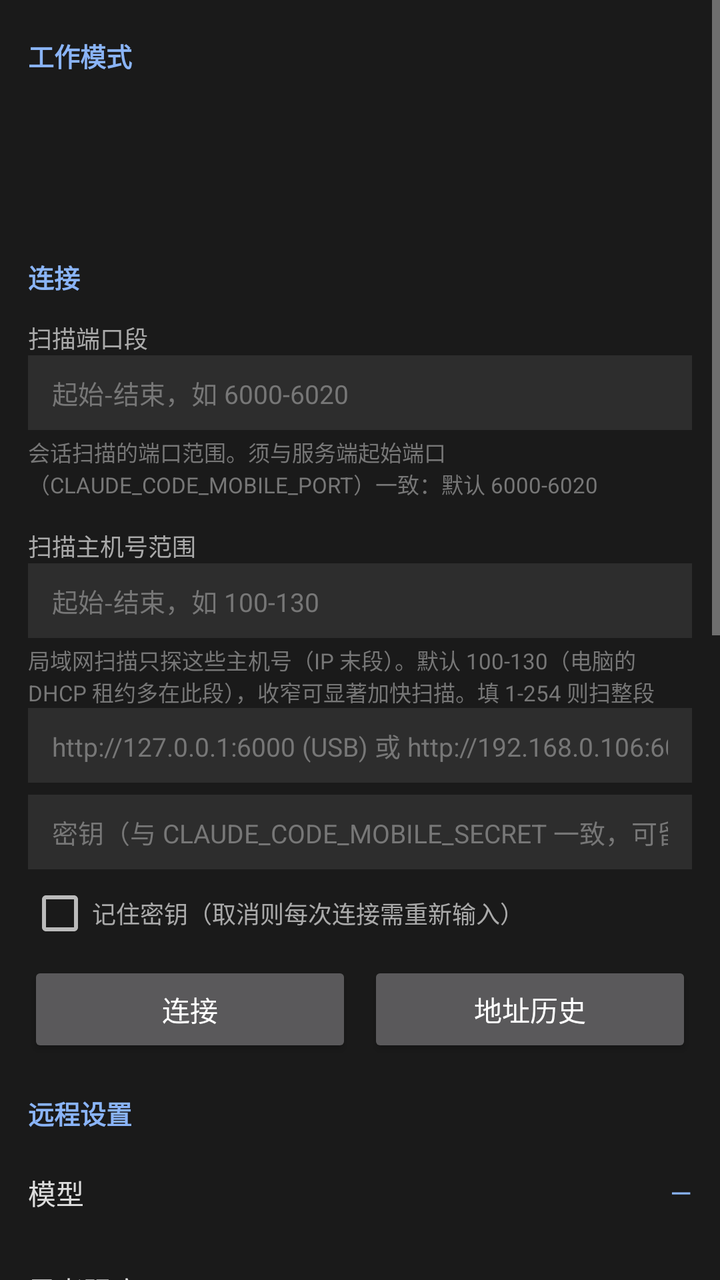
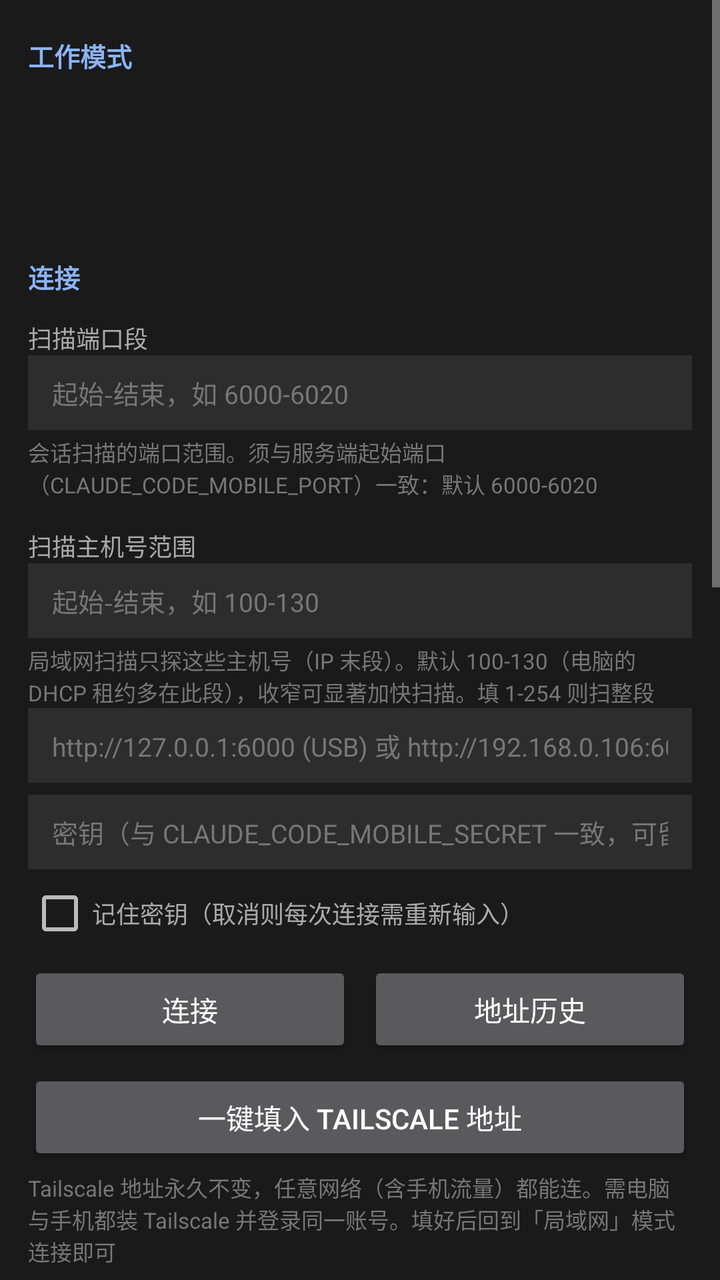

Compare the two renders of this Android layout. The source of the first and the diff that turns it into the second are given below.
<!-- AndroidManifest.xml: application theme Theme.DogeMobile -->
<!-- res/layout/fragment_settings.xml -->
<?xml version="1.0" encoding="utf-8"?>
<ScrollView xmlns:android="http://schemas.android.com/apk/res/android"
    android:layout_width="match_parent"
    android:layout_height="match_parent"
    android:background="#1A1A1A"
    android:fillViewport="true">

    <LinearLayout
        android:layout_width="match_parent"
        android:layout_height="wrap_content"
        android:orientation="vertical"
        android:paddingBottom="24dp">

        
        <LinearLayout
            android:layout_width="match_parent"
            android:layout_height="wrap_content"
            android:orientation="vertical"
            android:paddingStart="14dp"
            android:paddingEnd="14dp">

            <TextView
                style="@style/SettingsSection"
                android:text="@string/section_mode" />

            <TextView
                android:id="@+id/mode_value"
                android:layout_width="match_parent"
                android:layout_height="wrap_content"
                android:layout_marginTop="2dp"
                android:textColor="#8AB4F8"
                android:textSize="14sp" />

            <TextView
                android:id="@+id/mode_desc"
                android:layout_width="match_parent"
                android:layout_height="wrap_content"
                android:layout_marginTop="4dp"
                android:textColor="#777777"
                android:textSize="12sp" />

            <LinearLayout
                android:id="@+id/mode_items"
                android:layout_width="wrap_content"
                android:layout_height="wrap_content"
                android:layout_marginTop="8dp"
                android:orientation="horizontal" />
        </LinearLayout>

        
        <LinearLayout
            android:id="@+id/local_section"
            android:layout_width="match_parent"
            android:layout_height="wrap_content"
            android:layout_marginTop="18dp"
            android:orientation="vertical"
            android:paddingStart="14dp"
            android:paddingEnd="14dp"
            android:visibility="gone">

            <TextView
                style="@style/SettingsSection"
                android:text="@string/section_local" />

            
            <TextView
                android:layout_width="match_parent"
                android:layout_height="wrap_content"
                android:layout_marginTop="4dp"
                android:text="@string/label_provider_profiles"
                android:textColor="#CCCCCC"
                android:textSize="13sp" />

            <LinearLayout
                android:layout_width="match_parent"
                android:layout_height="wrap_content"
                android:layout_marginTop="4dp"
                android:orientation="horizontal">

                <Spinner
                    android:id="@+id/profile_spinner"
                    android:layout_width="0dp"
                    android:layout_height="wrap_content"
                    android:layout_weight="1"
                    android:background="#2D2D2D"
                    android:paddingStart="4dp"
                    android:paddingEnd="4dp" />

                <Button
                    android:id="@+id/btn_new_profile"
                    android:layout_width="wrap_content"
                    android:layout_height="wrap_content"
                    android:layout_marginStart="8dp"
                    android:text="@string/action_new_profile"
                    android:textSize="12sp" />

                <Button
                    android:id="@+id/btn_delete_profile"
                    android:layout_width="wrap_content"
                    android:layout_height="wrap_content"
                    android:layout_marginStart="8dp"
                    android:text="@string/action_delete_profile"
                    android:textSize="12sp" />
            </LinearLayout>

            <TextView
                android:id="@+id/local_status"
                android:layout_width="match_parent"
                android:layout_height="wrap_content"
                android:layout_marginTop="2dp"
                android:textColor="#8AB4F8"
                android:textSize="14sp" />

            <TextView
                android:id="@+id/local_hint"
                android:layout_width="match_parent"
                android:layout_height="wrap_content"
                android:layout_marginTop="4dp"
                android:textColor="#777777"
                android:textSize="12sp" />

            
            <TextView
                android:layout_width="match_parent"
                android:layout_height="wrap_content"
                android:layout_marginTop="10dp"
                android:text="@string/label_provider"
                android:textColor="#CCCCCC"
                android:textSize="13sp" />

            <LinearLayout
                android:id="@+id/provider_items"
                android:layout_width="wrap_content"
                android:layout_height="wrap_content"
                android:layout_marginTop="6dp"
                android:orientation="horizontal" />

            <EditText
                android:id="@+id/base_url_input"
                android:layout_width="match_parent"
                android:layout_height="wrap_content"
                android:layout_marginTop="8dp"
                android:background="#2D2D2D"
                android:hint="@string/hint_base_url"
                android:inputType="textUri"
                android:maxLines="1"
                android:paddingStart="12dp"
                android:paddingEnd="12dp"
                android:paddingTop="9dp"
                android:paddingBottom="9dp"
                android:textColor="#E8E8E8"
                android:textColorHint="#777777"
                android:textSize="13sp" />

            <EditText
                android:id="@+id/api_key_input"
                android:layout_width="match_parent"
                android:layout_height="wrap_content"
                android:layout_marginTop="6dp"
                android:background="#2D2D2D"
                android:hint="@string/hint_api_key"
                android:inputType="textPassword"
                android:maxLines="1"
                android:paddingStart="12dp"
                android:paddingEnd="12dp"
                android:paddingTop="9dp"
                android:paddingBottom="9dp"
                android:textColor="#E8E8E8"
                android:textColorHint="#777777"
                android:textSize="13sp" />

            <EditText
                android:id="@+id/model_input"
                android:layout_width="match_parent"
                android:layout_height="wrap_content"
                android:layout_marginTop="6dp"
                android:background="#2D2D2D"
                android:hint="@string/hint_model"
                android:inputType="text"
                android:maxLines="1"
                android:paddingStart="12dp"
                android:paddingEnd="12dp"
                android:paddingTop="9dp"
                android:paddingBottom="9dp"
                android:textColor="#E8E8E8"
                android:textColorHint="#777777"
                android:textSize="13sp" />

            
            <TextView
                android:layout_width="match_parent"
                android:layout_height="wrap_content"
                android:layout_marginTop="10dp"
                android:text="@string/label_thinking"
                android:textColor="#CCCCCC"
                android:textSize="13sp" />

            <TextView
                android:id="@+id/thinking_value"
                android:layout_width="match_parent"
                android:layout_height="wrap_content"
                android:layout_marginTop="4dp"
                android:background="#2D2D2D"
                android:clickable="true"
                android:focusable="true"
                android:paddingStart="12dp"
                android:paddingEnd="12dp"
                android:paddingTop="10dp"
                android:paddingBottom="10dp"
                android:text="关闭"
                android:textColor="#E8E8E8"
                android:textSize="13sp" />

            
            <TextView
                android:layout_width="match_parent"
                android:layout_height="wrap_content"
                android:layout_marginTop="10dp"
                android:text="@string/label_skills"
                android:textColor="#CCCCCC"
                android:textSize="13sp" />

            <TextView
                android:layout_width="match_parent"
                android:layout_height="wrap_content"
                android:layout_marginTop="2dp"
                android:text="@string/skills_hint"
                android:textColor="#777777"
                android:textSize="11sp" />

            <LinearLayout
                android:id="@+id/skill_items"
                android:layout_width="match_parent"
                android:layout_height="wrap_content"
                android:layout_marginTop="6dp"
                android:orientation="vertical" />

            
            <LinearLayout
                android:layout_width="match_parent"
                android:layout_height="wrap_content"
                android:layout_marginTop="8dp"
                android:orientation="horizontal">

                <Button
                    android:id="@+id/btn_fetch_models"
                    android:layout_width="0dp"
                    android:layout_height="wrap_content"
                    android:layout_weight="1"
                    android:text="@string/action_fetch_models" />

                <Button
                    android:id="@+id/btn_test_local"
                    android:layout_width="0dp"
                    android:layout_height="wrap_content"
                    android:layout_marginStart="8dp"
                    android:layout_weight="1"
                    android:text="@string/action_test_local" />
            </LinearLayout>

            
            <TextView
                android:layout_width="match_parent"
                android:layout_height="wrap_content"
                android:layout_marginTop="10dp"
                android:text="@string/label_workspace"
                android:textColor="#CCCCCC"
                android:textSize="13sp" />

            <TextView
                android:id="@+id/workspace_value"
                android:layout_width="match_parent"
                android:layout_height="wrap_content"
                android:layout_marginTop="4dp"
                android:background="#2D2D2D"
                android:paddingStart="12dp"
                android:paddingEnd="12dp"
                android:paddingTop="9dp"
                android:paddingBottom="9dp"
                android:textColor="#B8C7E0"
                android:textSize="12sp"
                android:typeface="monospace" />

            <LinearLayout
                android:layout_width="match_parent"
                android:layout_height="wrap_content"
                android:layout_marginTop="8dp"
                android:orientation="horizontal">

                <Button
                    android:id="@+id/btn_pick_workspace"
                    android:layout_width="0dp"
                    android:layout_height="wrap_content"
                    android:layout_weight="1"
                    android:text="@string/action_pick_workspace" />

                <Button
                    android:id="@+id/btn_save_local"
                    android:layout_width="0dp"
                    android:layout_height="wrap_content"
                    android:layout_marginStart="8dp"
                    android:layout_weight="1"
                    android:text="@string/action_save_local" />
            </LinearLayout>

            <TextView
                android:id="@+id/local_result"
                android:layout_width="match_parent"
                android:layout_height="wrap_content"
                android:layout_marginTop="10dp"
                android:textColor="#6BD66B"
                android:textSize="12sp"
                android:visibility="gone" />
        </LinearLayout>

        
        <LinearLayout
            android:id="@+id/connection_section"
            android:layout_width="match_parent"
            android:layout_height="wrap_content"
            android:layout_marginTop="18dp"
            android:orientation="vertical"
            android:paddingStart="14dp"
            android:paddingEnd="14dp">

            <TextView
                style="@style/SettingsSection"
                android:text="@string/section_connection" />

            <TextView
                android:id="@+id/scan_port_label"
                android:layout_width="match_parent"
                android:layout_height="wrap_content"
                android:layout_marginTop="6dp"
                android:text="@string/scan_port_label"
                android:textColor="#AAAAAA"
                android:textSize="12sp" />

            <EditText
                android:id="@+id/scan_port_input"
                android:layout_width="match_parent"
                android:layout_height="wrap_content"
                android:background="#2D2D2D"
                android:hint="@string/scan_port_hint"
                android:imeOptions="actionDone"
                android:inputType="text"
                android:maxLines="1"
                android:paddingStart="12dp"
                android:paddingEnd="12dp"
                android:paddingTop="9dp"
                android:paddingBottom="9dp"
                android:textColor="#E8E8E8"
                android:textColorHint="#777777"
                android:textSize="13sp" />

            <TextView
                android:id="@+id/scan_port_desc"
                android:layout_width="match_parent"
                android:layout_height="wrap_content"
                android:layout_marginTop="3dp"
                android:text="@string/scan_port_desc"
                android:textColor="#777777"
                android:textSize="11sp" />

            <TextView
                android:id="@+id/scan_ip_label"
                android:layout_width="match_parent"
                android:layout_height="wrap_content"
                android:layout_marginTop="14dp"
                android:text="@string/scan_ip_label"
                android:textColor="#AAAAAA"
                android:textSize="12sp" />

            <EditText
                android:id="@+id/scan_ip_input"
                android:layout_width="match_parent"
                android:layout_height="wrap_content"
                android:background="#2D2D2D"
                android:hint="@string/scan_ip_hint"
                android:imeOptions="actionDone"
                android:inputType="text"
                android:maxLines="1"
                android:paddingStart="12dp"
                android:paddingEnd="12dp"
                android:paddingTop="9dp"
                android:paddingBottom="9dp"
                android:textColor="#E8E8E8"
                android:textColorHint="#777777"
                android:textSize="13sp" />

            <TextView
                android:id="@+id/scan_ip_desc"
                android:layout_width="match_parent"
                android:layout_height="wrap_content"
                android:layout_marginTop="3dp"
                android:text="@string/scan_ip_desc"
                android:textColor="#777777"
                android:textSize="11sp" />

            <EditText
                android:id="@+id/url_input"
                android:layout_width="match_parent"
                android:layout_height="wrap_content"
                android:background="#2D2D2D"
                android:hint="@string/url_hint"
                android:imeOptions="actionGo"
                android:inputType="textUri"
                android:maxLines="1"
                android:paddingStart="12dp"
                android:paddingEnd="12dp"
                android:paddingTop="9dp"
                android:paddingBottom="9dp"
                android:textColor="#E8E8E8"
                android:textColorHint="#777777"
                android:textSize="13sp" />

            <EditText
                android:id="@+id/secret_input"
                android:layout_width="match_parent"
                android:layout_height="wrap_content"
                android:layout_marginTop="6dp"
                android:background="#2D2D2D"
                android:hint="@string/secret_hint"
                android:inputType="text"
                android:maxLines="1"
                android:paddingStart="12dp"
                android:paddingEnd="12dp"
                android:paddingTop="9dp"
                android:paddingBottom="9dp"
                android:textColor="#E8E8E8"
                android:textColorHint="#777777"
                android:textSize="13sp" />

            <CheckBox
                android:id="@+id/chk_remember_secret"
                android:layout_width="match_parent"
                android:layout_height="wrap_content"
                android:layout_marginTop="6dp"
                android:text="@string/remember_secret"
                android:textColor="#AAAAAA"
                android:textSize="12sp" />

            <LinearLayout
                android:layout_width="match_parent"
                android:layout_height="wrap_content"
                android:layout_marginTop="8dp"
                android:orientation="horizontal">

                <Button
                    android:id="@+id/btn_connect"
                    android:layout_width="0dp"
                    android:layout_height="wrap_content"
                    android:layout_weight="1"
                    android:text="@string/connect" />

                <Button
                    android:id="@+id/btn_hosts"
                    android:layout_width="0dp"
                    android:layout_height="wrap_content"
                    android:layout_marginStart="8dp"
                    android:layout_weight="1"
                    android:text="@string/host_history_short" />
            </LinearLayout>
        </LinearLayout>

        
        <LinearLayout
            android:layout_width="match_parent"
            android:layout_height="wrap_content"
            android:orientation="vertical"
            android:paddingStart="14dp"
            android:paddingEnd="14dp">

            <TextView
                style="@style/SettingsSection"
                android:text="@string/section_remote" />

            <LinearLayout
                android:id="@+id/row_model"
                style="@style/SettingsRow">

                <TextView
                    style="@style/SettingsRowLabel"
                    android:text="@string/label_model" />

                <TextView
                    android:id="@+id/row_model_value"
                    style="@style/SettingsRowValue"
                    android:text="@string/value_unknown" />
            </LinearLayout>

            <LinearLayout
                android:id="@+id/row_thinking"
                style="@style/SettingsRow">

                <TextView
                    style="@style/SettingsRowLabel"
                    android:text="@string/label_thinking" />

                <TextView
                    android:id="@+id/row_thinking_value"
                    style="@style/SettingsRowValue"
                    android:text="@string/value_unknown" />
            </LinearLayout>

            <LinearLayout
                android:id="@+id/row_permission"
                style="@style/SettingsRow">

                <TextView
                    style="@style/SettingsRowLabel"
                    android:text="@string/label_permission" />

                <TextView
                    android:id="@+id/row_permission_value"
                    style="@style/SettingsRowValue"
                    android:text="@string/value_unknown" />
            </LinearLayout>

            
            <Button
                android:id="@+id/btn_permission_rules"
                android:layout_width="match_parent"
                android:layout_height="wrap_content"
                android:layout_marginTop="10dp"
                android:text="@string/permission_rules" />
        </LinearLayout>

        
        <LinearLayout
            android:id="@+id/pref_container"
            android:layout_width="match_parent"
            android:layout_height="wrap_content"
            android:orientation="vertical" />

        
        <LinearLayout
            android:layout_width="match_parent"
            android:layout_height="wrap_content"
            android:orientation="vertical"
            android:paddingStart="14dp"
            android:paddingEnd="14dp">

            <TextView
                style="@style/SettingsSection"
                android:text="@string/section_session" />

            <Button
                android:id="@+id/btn_scan"
                android:layout_width="match_parent"
                android:layout_height="wrap_content"
                android:text="@string/scan_sessions" />

            <LinearLayout
                android:layout_width="match_parent"
                android:layout_height="wrap_content"
                android:layout_marginTop="6dp"
                android:orientation="horizontal">

                <Button
                    android:id="@+id/btn_rename"
                    android:layout_width="0dp"
                    android:layout_height="wrap_content"
                    android:layout_weight="1"
                    android:text="@string/rename_session" />

                <Button
                    android:id="@+id/btn_export"
                    android:layout_width="0dp"
                    android:layout_height="wrap_content"
                    android:layout_marginStart="8dp"
                    android:layout_weight="1"
                    android:text="@string/export_history" />
            </LinearLayout>

            <Button
                android:id="@+id/btn_clear"
                android:layout_width="match_parent"
                android:layout_height="wrap_content"
                android:layout_marginTop="6dp"
                android:text="@string/clear_history" />

            <Button
                android:id="@+id/btn_pending_perms"
                android:layout_width="match_parent"
                android:layout_height="wrap_content"
                android:layout_marginTop="6dp"
                android:text="@string/pending_permissions" />

            <Button
                android:id="@+id/btn_history"
                android:layout_width="match_parent"
                android:layout_height="wrap_content"
                android:layout_marginTop="6dp"
                android:text="@string/history_title" />
        </LinearLayout>

        
        <LinearLayout
            android:layout_width="match_parent"
            android:layout_height="wrap_content"
            android:orientation="vertical"
            android:paddingStart="14dp"
            android:paddingEnd="14dp">

            <TextView
                style="@style/SettingsSection"
                android:text="@string/section_diagnostics" />

            <Button
                android:id="@+id/btn_diagnostics"
                android:layout_width="match_parent"
                android:layout_height="wrap_content"
                android:text="@string/show_diagnostics" />
        </LinearLayout>

        
        <LinearLayout
            android:layout_width="match_parent"
            android:layout_height="wrap_content"
            android:orientation="vertical"
            android:paddingStart="14dp"
            android:paddingEnd="14dp">

            <TextView
                style="@style/SettingsSection"
                android:text="@string/section_about" />

            <Button
                android:id="@+id/btn_about"
                android:layout_width="match_parent"
                android:layout_height="wrap_content"
                android:text="@string/about_title" />
        </LinearLayout>
    </LinearLayout>
</ScrollView>
<!-- resources referenced by this layout -->
<resources>
  <string name="about_title">关于</string>
  <string name="action_delete_profile">删除当前档案</string>
  <string name="action_fetch_models">获取模型</string>
  <string name="action_new_profile">新建档案</string>
  <string name="action_pick_workspace">选择目录</string>
  <string name="action_save_local">保存配置</string>
  <string name="action_test_local">测试会话</string>
  <string name="clear_history">清空记录</string>
  <string name="connect">连接</string>
  <string name="export_history">导出对话</string>
  <string name="hint_api_key">API 密钥</string>
  <string name="hint_base_url">API 地址（如 https://api.deepseek.com/v1）</string>
  <string name="hint_model">模型名（留空用默认）</string>
  <string name="history_title">历史管理</string>
  <string name="host_history_short">地址历史</string>
  <string name="label_model">模型</string>
  <string name="label_permission">权限模式</string>
  <string name="label_provider">服务商</string>
  <string name="label_provider_profiles">服务商档案</string>
  <string name="label_skills">技能</string>
  <string name="label_thinking">思考强度</string>
  <string name="label_workspace">工作区目录</string>
  <string name="pending_permissions">待发权限决定</string>
  <string name="permission_rules">逐条授权规则</string>
  <string name="remember_secret">记住密钥（取消则每次连接需重新输入）</string>
  <string name="rename_session">重命名会话</string>
  <string name="scan_ip_desc">局域网扫描只探这些主机号（IP 末段）。默认 100-130（电脑的 DHCP 租约多在此段），收窄可显著加快扫描。填 1-254 则扫整段</string>
  <string name="scan_ip_hint">起始-结束，如 100-130</string>
  <string name="scan_ip_label">扫描主机号范围</string>
  <string name="scan_port_desc">会话扫描的端口范围。须与服务端起始端口（CLAUDE_CODE_MOBILE_PORT）一致：默认 6000-6020</string>
  <string name="scan_port_hint">起始-结束，如 6000-6020</string>
  <string name="scan_port_label">扫描端口段</string>
  <string name="scan_sessions">扫描会话（多窗口切换）</string>
  <string name="secret_hint">密钥（与 CLAUDE_CODE_MOBILE_SECRET 一致，可留空）</string>
  <string name="section_about">关于</string>
  <string name="section_connection">连接</string>
  <string name="section_diagnostics">诊断</string>
  <string name="section_local">本地配置</string>
  <string name="section_mode">工作模式</string>
  <string name="section_remote">远程设置</string>
  <string name="section_session">会话</string>
  <string name="show_diagnostics">查看连接诊断</string>
  <string name="skills_hint">开启/关闭某个专家技能（关闭后模型将看不到该技能）。改动即时生效，无需点「保存配置」。</string>
  <string name="url_hint">http://127.0.0.1:6000 (USB) 或 http://192.168.0.106:6000 (WiFi)</string>
  <string name="value_unknown">—</string>
  <style name="SettingsRowLabel">
          <item name="android:layout_width">0dp</item>
          <item name="android:layout_height">wrap_content</item>
          <item name="android:layout_weight">1</item>
          <item name="android:textColor">#DDDDDD</item>
          <item name="android:textSize">14sp</item>
      </style>
  <style name="SettingsRowValue">
          <item name="android:layout_width">wrap_content</item>
          <item name="android:layout_height">wrap_content</item>
          <item name="android:maxWidth">200dp</item>
          <item name="android:ellipsize">end</item>
          <item name="android:maxLines">1</item>
          <item name="android:textColor">#8AB4F8</item>
          <item name="android:textSize">14sp</item>
      </style>
  <style name="SettingsSection">
          <item name="android:layout_width">match_parent</item>
          <item name="android:layout_height">wrap_content</item>
          <item name="android:layout_marginTop">18dp</item>
          <item name="android:layout_marginBottom">6dp</item>
          <item name="android:textColor">#8AB4F8</item>
          <item name="android:textSize">13sp</item>
          <item name="android:textStyle">bold</item>
      </style>
  <style name="Theme.DogeMobile" parent="Theme.AppCompat.NoActionBar">
          <item name="android:windowBackground">#1a1a1a</item>
          <item name="android:statusBarColor">#232323</item>
      </style>
  <!-- unchanged entries left out for length: 1 -->
</resources>

<!-- the commit's change to res/layout/fragment_settings.xml (unified diff, before → after) -->
@@ -461,6 +461,23 @@
                     android:layout_weight="1"
                     android:text="@string/host_history_short" />
             </LinearLayout>
+
+            
+            <Button
+                android:id="@+id/btn_tailscale"
+                android:layout_width="match_parent"
+                android:layout_height="wrap_content"
+                android:layout_marginTop="6dp"
+                android:text="@string/fill_tailscale" />
+
+            <TextView
+                android:id="@+id/tailscale_hint"
+                android:layout_width="match_parent"
+                android:layout_height="wrap_content"
+                android:layout_marginTop="3dp"
+                android:text="@string/fill_tailscale_desc"
+                android:textColor="#777777"
+                android:textSize="11sp" />
         </LinearLayout>
 
         
<!-- resource entries referenced after the edit -->
@@ -10,6 +10,8 @@
   <string name="clear_history">清空记录</string>
   <string name="connect">连接</string>
   <string name="export_history">导出对话</string>
+  <string name="fill_tailscale">一键填入 Tailscale 地址</string>
+  <string name="fill_tailscale_desc">Tailscale 地址永久不变，任意网络（含手机流量）都能连。需电脑与手机都装 Tailscale 并登录同一账号。填好后回到「局域网」模式连接即可</string>
   <string name="hint_api_key">API 密钥</string>
   <string name="hint_base_url">API 地址（如 https://api.deepseek.com/v1）</string>
   <string name="hint_model">模型名（留空用默认）</string>
